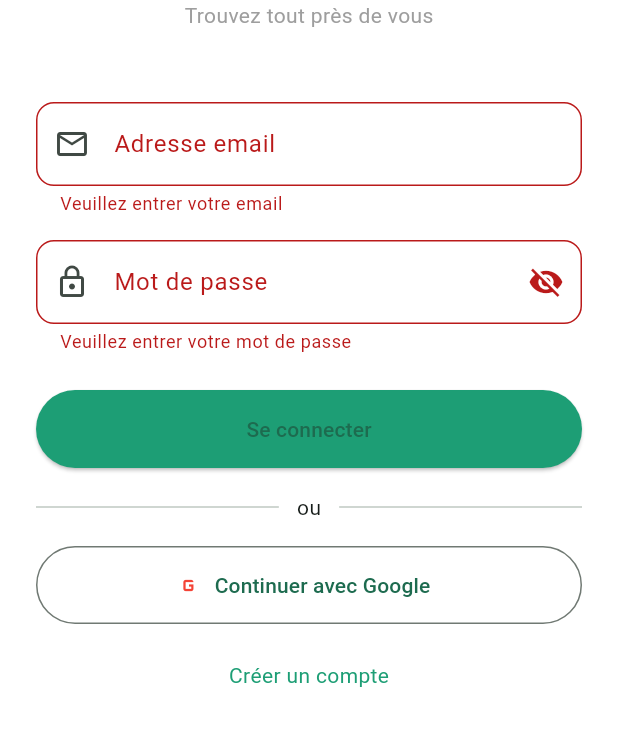
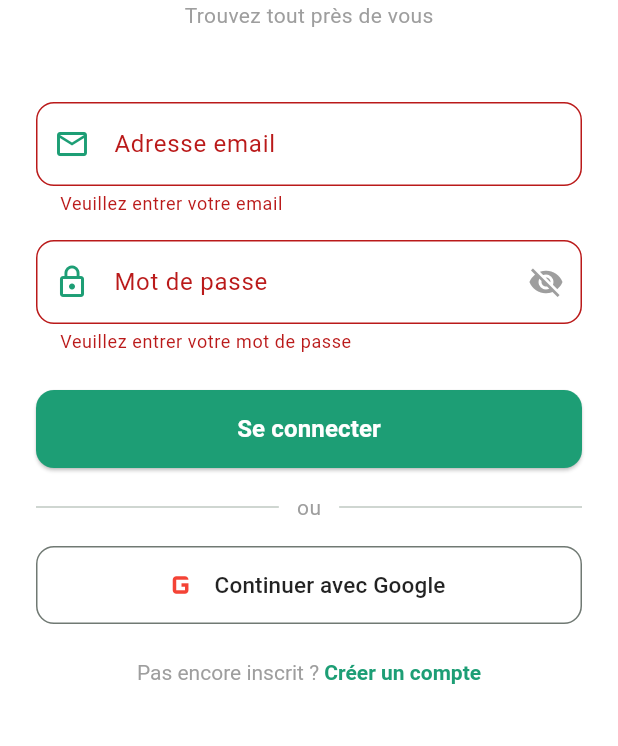
Before and after one commit to NAMILOHO/MitaAn, a Flutter app: the screen it shows after launch, after a tap on "Passer", after a tap on "Se connecter", after a tap on "Continuer avec Google", on a phone screen of 412 x 824 dp, the part 339-1085 px from its top. Run offline on Flutter 3.47's test engine with Material 3 defaults, Android fonts, the phone set to English and light mode, and no system bars; our stand-ins replace cloud_firestore, firebase_auth, firebase_core, firebase_messaging, firebase_storage, flutter_local_notifications and 4 more; accounts and stored records are empty.

Commit message:
bug google

```diff
--- a/proximarket_app/lib/providers/auth_provider.dart
+++ b/proximarket_app/lib/providers/auth_provider.dart
@@ -1,20 +1,24 @@
 import 'package:flutter/material.dart';
 import 'package:firebase_auth/firebase_auth.dart';
+import 'package:flutter/foundation.dart';
+import '../services/auth_service.dart';
+import '../models/user_model.dart';
 
 class AuthProvider extends ChangeNotifier {
-  final FirebaseAuth _auth = FirebaseAuth.instance;
+  final AuthService _authService = AuthService();
 
+  UserModel? _userModel;
+  bool _isLoading = false;
   String? errorMessage;
-  User? user;
 
-  AuthProvider() {
-    _auth.authStateChanges().listen((User? u) {
-      user = u;
-      notifyListeners();
-    });
-  }
+  // Getters
+  UserModel? get userModel => _userModel;
+  bool get isLoading => _isLoading;
+  bool get isLoggedIn => FirebaseAuth.instance.currentUser != null;
 
-  // 🔥 SIGN UP
+  // ─────────────────────────────────────────
+  // INSCRIPTION
+  // ─────────────────────────────────────────
   Future<bool> signUp({
     required String email,
     required String password,
@@ -23,62 +27,100 @@ class AuthProvider extends ChangeNotifier {
     required bool isPro,
     required String categorie,
   }) async {
+    _setLoading(true);
     try {
       errorMessage = null;
-
-      await _auth.createUserWithEmailAndPassword(
+      _userModel = await _authService.signUp(
         email: email,
         password: password,
+        nom: nom,
+        phone: phone,
+        isPro: isPro,
+        categorie: categorie,
       );
-
+      notifyListeners();
       return true;
-    } on FirebaseAuthException catch (e) {
-      errorMessage = e.message;
-      return false;
     } catch (e) {
       errorMessage = e.toString();
+      notifyListeners();
       return false;
+    } finally {
+      _setLoading(false);
     }
   }
 
-  // 🔥 SIGN IN
+  // ─────────────────────────────────────────
+  // CONNEXION EMAIL
+  // ─────────────────────────────────────────
   Future<bool> signIn({
     required String email,
     required String password,
   }) async {
+    _setLoading(true);
+    try {
+      errorMessage = null;
+      _userModel = await _authService.signIn(
+        email: email,
+        password: password,
+      );
+      notifyListeners();
+      return true;
+    } catch (e) {
+      errorMessage = e.toString();
+      notifyListeners();
+      return false;
+    } finally {
+      _setLoading(false);
+    }
+  }
+
+  // ─────────────────────────────────────────
+  // CONNEXION GOOGLE
+  // ─────────────────────────────────────────
+  Future<bool> signInWithGoogle() async {
+    _setLoading(true);
     try {
       errorMessage = null;
 
-      await _auth.signInWithEmailAndPassword(
-        email: email,
-        password: password,
-      );
-
-      return true;
-    } on FirebaseAuthException catch (e) {
-      errorMessage = e.message;
+      if (kIsWeb) {
+        // Sur Web → popup Firebase
+        final GoogleAuthProvider googleProvider = GoogleAuthProvider();
+        googleProvider.addScope('email');
+        googleProvider.addScope('profile');
+        await FirebaseAuth.instance.signInWithPopup(googleProvider);
+        _userModel = null; // sera chargé par le stream
+        notifyListeners();
+        return true;
+      } else {
+        // Sur Mobile → google_sign_in
+        _userModel = await _authService.signInWithGoogle();
+        notifyListeners();
+        return _userModel != null;
+      }
+    } catch (e) {
+      errorMessage = 'Erreur Google : ${e.toString()}';
+      notifyListeners();
       return false;
-    } catch (e) {
-      errorMessage = e.toString();
-      return false;
+    } finally {
+      _setLoading(false);
     }
   }
 
-  // 🔥 GOOGLE (placeholder si pas encore activé)
-  Future<bool> signInWithGoogle() async {
+  // ─────────────────────────────────────────
+  // DÉCONNEXION
+  // ─────────────────────────────────────────
+  Future<void> signOut() async {
     try {
-      errorMessage = null;
-
-      // TODO: ajouter google_sign_in plus tard
-      return true;
+      await _authService.signOut();
+      _userModel = null;
+      notifyListeners();
     } catch (e) {
-      errorMessage = e.toString();
-      return false;
+      debugPrint('Erreur déconnexion: $e');
     }
   }
 
-  // 🔥 LOGOUT
-  Future<void> signOut() async {
-    await _auth.signOut();
+  void _setLoading(bool value) {
+    _isLoading = value;
+    notifyListeners();
   }
 }
--- a/proximarket_app/lib/screens/auth/login_screen.dart
+++ b/proximarket_app/lib/screens/auth/login_screen.dart
@@ -26,39 +26,41 @@ class _LoginScreenState extends State<LoginScreen> {
     super.dispose();
   }
 
-  // ✅ LOGIN AVEC PROVIDER
-  void _login() async {
-    if (_formKey.currentState!.validate()) {
+  Future<void> _login() async {
+    if (!_formKey.currentState!.validate()) return;
+
     setState(() => _isLoading = true);
 
     final authProvider = context.read<AuthProvider>();
-
     final success = await authProvider.signIn(
       email: _emailController.text.trim(),
       password: _passwordController.text.trim(),
     );
 
+    if (!mounted) return;
     setState(() => _isLoading = false);
 
-      if (!success && mounted) {
+    if (!success) {
       ScaffoldMessenger.of(context).showSnackBar(
         SnackBar(
-            content: Text(
-                authProvider.errorMessage ?? 'Erreur de connexion'),
+          content: Text(authProvider.errorMessage ?? 'Erreur de connexion'),
           backgroundColor: Colors.red,
         ),
       );
     }
-    }
+    // Si success → AuthWrapper détecte le changement et redirige automatiquement
   }
 
-  // ✅ LOGIN GOOGLE
   Future<void> _loginWithGoogle() async {
+    setState(() => _isLoading = true);
+
     final authProvider = context.read<AuthProvider>();
-
     final success = await authProvider.signInWithGoogle();
 
-    if (!success && mounted) {
+    if (!mounted) return;
+    setState(() => _isLoading = false);
+
+    if (!success) {
       ScaffoldMessenger.of(context).showSnackBar(
         SnackBar(
           content: Text(authProvider.errorMessage ?? 'Erreur Google'),
@@ -78,10 +80,11 @@ class _LoginScreenState extends State<LoginScreen> {
           child: Form(
             key: _formKey,
             child: Column(
+              crossAxisAlignment: CrossAxisAlignment.center,
               children: [
                 const SizedBox(height: 40),
 
-                // Logo
+                // Logo MitaAn
                 Container(
                   width: 90,
                   height: 90,
@@ -95,9 +98,7 @@ class _LoginScreenState extends State<LoginScreen> {
                     size: 50,
                   ),
                 ),
-
                 const SizedBox(height: 16),
-
                 const Text(
                   'MitaAn',
                   style: TextStyle(
@@ -106,74 +107,79 @@ class _LoginScreenState extends State<LoginScreen> {
                     color: primaryColor,
                   ),
                 ),
-
                 const Text(
                   'Trouvez tout près de vous',
-                  style: TextStyle(color: Colors.grey),
+                  style: TextStyle(fontSize: 14, color: Colors.grey),
                 ),
-
                 const SizedBox(height: 48),
 
-                // EMAIL
+                // Email
                 TextFormField(
                   controller: _emailController,
+                  keyboardType: TextInputType.emailAddress,
                   decoration: InputDecoration(
                     labelText: 'Adresse email',
-                    prefixIcon: const Icon(Icons.email_outlined),
+                    prefixIcon: const Icon(Icons.email_outlined,
+                        color: primaryColor),
                     border: OutlineInputBorder(
                       borderRadius: BorderRadius.circular(12),
+                    ),
+                    focusedBorder: OutlineInputBorder(
+                      borderRadius: BorderRadius.circular(12),
+                      borderSide:
+                          const BorderSide(color: primaryColor, width: 2),
                     ),
                   ),
                   validator: (value) {
                     if (value == null || value.isEmpty) {
                       return 'Veuillez entrer votre email';
                     }
-                    if (!RegExp(r'^[^@]+@[^@]+\.[^@]+')
-                        .hasMatch(value)) {
+                    if (!RegExp(r'^[^@]+@[^@]+\.[^@]+').hasMatch(value)) {
                       return 'Email invalide';
                     }
                     return null;
                   },
                 ),
-
                 const SizedBox(height: 16),
 
-                // PASSWORD
+                // Mot de passe
                 TextFormField(
                   controller: _passwordController,
                   obscureText: !_passwordVisible,
                   decoration: InputDecoration(
                     labelText: 'Mot de passe',
-                    prefixIcon: const Icon(Icons.lock_outline),
+                    prefixIcon: const Icon(Icons.lock_outline,
+                        color: primaryColor),
                     suffixIcon: IconButton(
                       icon: Icon(
                         _passwordVisible
                             ? Icons.visibility
                             : Icons.visibility_off,
+                        color: Colors.grey,
                       ),
-                      onPressed: () {
-                        setState(() =>
-                            _passwordVisible = !_passwordVisible);
-                      },
+                      onPressed: () => setState(
+                          () => _passwordVisible = !_passwordVisible),
                     ),
                     border: OutlineInputBorder(
                       borderRadius: BorderRadius.circular(12),
+                    ),
+                    focusedBorder: OutlineInputBorder(
+                      borderRadius: BorderRadius.circular(12),
+                      borderSide:
+                          const BorderSide(color: primaryColor, width: 2),
                     ),
                   ),
                   validator: (value) {
                     if (value == null || value.isEmpty) {
                       return 'Veuillez entrer votre mot de passe';
                     }
-                    if (value.length < 6) {
-                      return 'Minimum 6 caractères';
-                    }
+                    if (value.length < 6) return 'Minimum 6 caractères';
                     return null;
                   },
                 ),
-
                 const SizedBox(height: 24),
 
-                // BOUTON LOGIN
+                // Bouton Se connecter
                 SizedBox(
                   width: double.infinity,
                   height: 52,
@@ -181,55 +187,81 @@ class _LoginScreenState extends State<LoginScreen> {
                     onPressed: _isLoading ? null : _login,
                     style: ElevatedButton.styleFrom(
                       backgroundColor: primaryColor,
+                      foregroundColor: Colors.white,
+                      shape: RoundedRectangleBorder(
+                        borderRadius: BorderRadius.circular(12),
+                      ),
                     ),
                     child: _isLoading
-                        ? const CircularProgressIndicator(color: Colors.white)
-                        : const Text('Se connecter'),
+                        ? const CircularProgressIndicator(
+                            color: Colors.white)
+                        : const Text(
+                            'Se connecter',
+                            style: TextStyle(
+                                fontSize: 16,
+                                fontWeight: FontWeight.bold),
                           ),
                   ),
-
+                ),
                 const SizedBox(height: 16),
 
+                // Séparateur
                 const Row(
                   children: [
                     Expanded(child: Divider()),
                     Padding(
                       padding: EdgeInsets.symmetric(horizontal: 12),
-                      child: Text('ou'),
+                      child: Text('ou',
+                          style: TextStyle(color: Colors.grey)),
                     ),
                     Expanded(child: Divider()),
                   ],
                 ),
-
                 const SizedBox(height: 16),
 
-                // GOOGLE
+                // Bouton Google
                 SizedBox(
                   width: double.infinity,
                   height: 52,
                   child: OutlinedButton.icon(
-                    onPressed: _loginWithGoogle,
+                    onPressed: _isLoading ? null : _loginWithGoogle,
                     icon: const Icon(Icons.g_mobiledata,
-                        color: Colors.red),
-                    label: const Text('Continuer avec Google'),
+                        size: 28, color: Colors.red),
+                    label: const Text(
+                      'Continuer avec Google',
+                      style: TextStyle(
+                          fontSize: 15, color: Colors.black87),
+                    ),
+                    style: OutlinedButton.styleFrom(
+                      shape: RoundedRectangleBorder(
+                        borderRadius: BorderRadius.circular(12),
                       ),
                     ),
-
+                  ),
+                ),
                 const SizedBox(height: 24),
 
-                // REGISTER
+                // Lien inscription
                 GestureDetector(
-                  onTap: () {
-                    Navigator.push(
+                  onTap: () => Navigator.push(
                     context,
                     MaterialPageRoute(
-                        builder: (_) => const RegisterScreen(),
+                        builder: (_) => const RegisterScreen()),
                   ),
-                    );
-                  },
-                  child: const Text(
-                    'Créer un compte',
-                    style: TextStyle(color: primaryColor),
+                  child: RichText(
+                    text: const TextSpan(
+                      text: 'Pas encore inscrit ? ',
+                      style: TextStyle(color: Colors.grey),
+                      children: [
+                        TextSpan(
+                          text: 'Créer un compte',
+                          style: TextStyle(
+                            color: primaryColor,
+                            fontWeight: FontWeight.bold,
+                          ),
+                        ),
+                      ],
+                    ),
                   ),
                 ),
               ],
--- a/proximarket_app/lib/screens/chat/chat_list_screen.dart
+++ b/proximarket_app/lib/screens/chat/chat_list_screen.dart
@@ -150,7 +150,7 @@ class ChatListScreen extends StatelessWidget {
                         borderRadius: BorderRadius.circular(14),
                         boxShadow: [
                           BoxShadow(
-                            color: Colors.black.withOpacity(0.05),
+                            color: Colors.black.withValues(alpha:0.05),
                             blurRadius: 4,
                             offset: const Offset(0, 2),
                           ),
--- a/proximarket_app/lib/screens/profile/edit_profile_screen.dart
+++ b/proximarket_app/lib/screens/profile/edit_profile_screen.dart
@@ -181,7 +181,7 @@ class _EditProfileScreenState extends State<EditProfileScreen> {
               // Dropdown catégorie (si professionnel)
               if (widget.user.isPro) ...[
                 DropdownButtonFormField<String>(
-                  value: _selectedCategory,
+                  initialValue: _selectedCategory,
                   decoration: InputDecoration(
                     labelText: 'Catégorie professionnelle',
                     prefixIcon: const Icon(Icons.work_outline,
--- a/proximarket_app/lib/screens/profile/profile_screen.dart
+++ b/proximarket_app/lib/screens/profile/profile_screen.dart
@@ -9,7 +9,7 @@ import '../../services/user_service.dart';
 import '../../providers/auth_provider.dart' as app_auth;
 
 import 'edit_profile_screen.dart';
-import '../services/my_services_screen.dart';   // ← Import ajouté
+import '../services/my_services_screen.dart';
 
 class ProfileScreen extends StatefulWidget {
   const ProfileScreen({super.key});
@@ -134,7 +134,7 @@ class _ProfileScreenState extends State<ProfileScreen> {
         children: [
           CircleAvatar(
             radius: 30,
-            backgroundColor: primaryColor.withOpacity(0.2),
+            backgroundColor: primaryColor.withValues(alpha: 0.2),
             child: Icon(icon, color: primaryColor),
           ),
           const SizedBox(height: 8),
@@ -201,6 +201,8 @@ class _ProfileScreenState extends State<ProfileScreen> {
             icon: const Icon(Icons.logout, color: Colors.red),
             onPressed: () async {
               await context.read<app_auth.AuthProvider>().signOut();
+              // La déconnexion est détectée automatiquement par AuthWrapper
+              // Pas besoin de Navigator.pushAndRemoveUntil
             },
           )
         ],
--- a/proximarket_app/lib/screens/services/my_services_screen.dart
+++ b/proximarket_app/lib/screens/services/my_services_screen.dart
@@ -3,7 +3,7 @@ import 'package:firebase_auth/firebase_auth.dart';
 import 'package:provider/provider.dart';
 import '../../models/service_model.dart';
 import '../../providers/service_provider.dart';
-import '../../services/service_firestore.dart';
+
 import 'service_detail_screen.dart';
 import 'create_service_screen.dart';
 
@@ -225,7 +225,7 @@ class _MyServicesScreenState extends State<MyServicesScreen> {
                       width: 64,
                       height: 64,
                       fit: BoxFit.cover,
-                      errorBuilder: (_, __, ___) =>
+                      errorBuilder: (context, error, stackTrace) =>
                           _placeholderImage(),
                     )
                   : _placeholderImage(),
--- a/proximarket_app/lib/screens/services/service_detail_screen.dart
+++ b/proximarket_app/lib/screens/services/service_detail_screen.dart
@@ -107,7 +107,7 @@ class _ServiceDetailScreenState extends State<ServiceDetailScreen> {
                           itemBuilder: (_, i) => Image.network(
                             widget.service.photos[i],
                             fit: BoxFit.cover,
-                            errorBuilder: (_, __, ___) =>
+                            errorBuilder: (context, error, stackTrace) =>
                                 _placeholder(),
                           ),
                         ),
--- a/proximarket_app/lib/screens/splash_screen.dart
+++ b/proximarket_app/lib/screens/splash_screen.dart
@@ -66,9 +66,9 @@ class _SplashScreenState extends State<SplashScreen>
     Navigator.pushReplacement(
       context,
       PageRouteBuilder(
-        pageBuilder: (_, __, ___) =>
+        pageBuilder: (context, animation, secondaryAnimation) =>
             user != null ? const HomeScreen() : const OnboardingScreen(),
-        transitionsBuilder: (_, animation, __, child) =>
+        transitionsBuilder: (context, animation, secondaryAnimation, child) =>
             FadeTransition(opacity: animation, child: child),
         transitionDuration: const Duration(milliseconds: 500),
       ),
```
Also changed, not shown: proximarket_app/lib/main.dart (+9 -7 lines), proximarket_app/lib/screens/auth/register_screen.dart (+19 -10 lines), proximarket_app/lib/screens/home/home_screen.dart (+4 -5 lines), proximarket_app/lib/screens/services/create_service_screen.dart (+9 -8 lines), proximarket_app/lib/services/location_service.dart (+58 -38 lines), proximarket_app/lib/widgets/service_card.dart (+4 -4 lines), 1 other file. Lines whose indentation alone changed are shown as unchanged.
